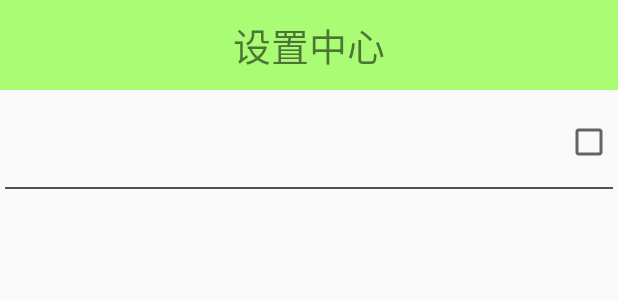
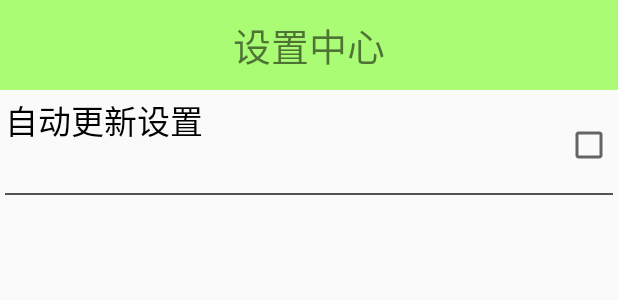
Before and after one commit to it00ls/MobileSafe, an Android app: the layout activity_setting.xml on its own in the app's theme, with its tools: preview values and no code run, on a phone screen of 412 x 824 dp. Shown: the top 300 px of the screen. Run offline under Robolectric (Android 15) with nearby library versions, the phone set to English and light mode, and no system bars.

Commit message:
自定义组合控件

```diff
--- a/app/src/main/java/com/it00ls/mobilesafe/view/SettingItemView.java
+++ b/app/src/main/java/com/it00ls/mobilesafe/view/SettingItemView.java
@@ -9,18 +9,20 @@ import android.widget.TextView;
 
 import com.it00ls.mobilesafe.R;
 
-import org.w3c.dom.Text;
-
 /**
- * 设置中心条目
+ * 设置中心自定义组合控件
  *
  * @author it00ls
  */
 public class SettingItemView extends RelativeLayout {
 
+    private static final String NAMESPACE = "http://schemas.android.com/apk/res-auto";
     private TextView tv_title;
     private TextView tv_desc;
     private CheckBox cb_check;
+    private String mTitle;
+    private String mDescOn;
+    private String mDescOff;
 
     public SettingItemView(Context context) {
         super(context);
@@ -29,6 +31,10 @@ public class SettingItemView extends RelativeLayout {
 
     public SettingItemView(Context context, AttributeSet attrs) {
         super(context, attrs);
+
+        mTitle = attrs.getAttributeValue(NAMESPACE, "siv_title");
+        mDescOn = attrs.getAttributeValue(NAMESPACE, "desc_on");
+        mDescOff = attrs.getAttributeValue(NAMESPACE, "desc_off");
         initView();
     }
 
@@ -42,6 +48,8 @@ public class SettingItemView extends RelativeLayout {
         tv_title = (TextView) findViewById(R.id.tv_title);
         tv_desc = (TextView) findViewById(R.id.tv_desc);
         cb_check = (CheckBox) findViewById(R.id.cb_check);
+
+        setTitle(mTitle);
     }
 
     /**
@@ -78,5 +86,10 @@ public class SettingItemView extends RelativeLayout {
      */
     public void setChecked(boolean check) {
         cb_check.setChecked(check);
+        if (check) {
+            setDesc(mDescOn);
+        } else {
+            setDesc(mDescOff);
+        }
     }
 }
--- a/app/src/main/res/layout/activity_setting.xml
+++ b/app/src/main/res/layout/activity_setting.xml
@@ -1,5 +1,6 @@
 <?xml version="1.0" encoding="utf-8"?>
 <LinearLayout xmlns:android="http://schemas.android.com/apk/res/android"
+    xmlns:it00ls="http://schemas.android.com/apk/res-auto"
     android:layout_width="match_parent"
     android:layout_height="match_parent"
     android:orientation="vertical">
@@ -11,5 +12,8 @@
     <com.it00ls.mobilesafe.view.SettingItemView
         android:id="@+id/sivUpdate"
         android:layout_width="match_parent"
-        android:layout_height="wrap_content" />
+        android:layout_height="wrap_content"
+        it00ls:desc_off="自动更新已关闭"
+        it00ls:desc_on="自动更新已开启"
+        it00ls:siv_title="自动更新设置" />
 </LinearLayout>
--- a/app/src/main/res/values/strings.xml
+++ b/app/src/main/res/values/strings.xml
@@ -1,3 +1,3 @@
 <resources>
-    <string name="app_name">MobileSafe</string>
+    <string name="app_name">1_手机卫士</string>
 </resources>
```
Also changed, not shown: app/src/main/AndroidManifest.xml (+5 -5 lines), app/src/main/java/com/it00ls/mobilesafe/activity/SettingActivity.java (+5 -5 lines), app/src/main/res/values/attrs.xml (added, +9 -0 lines).
